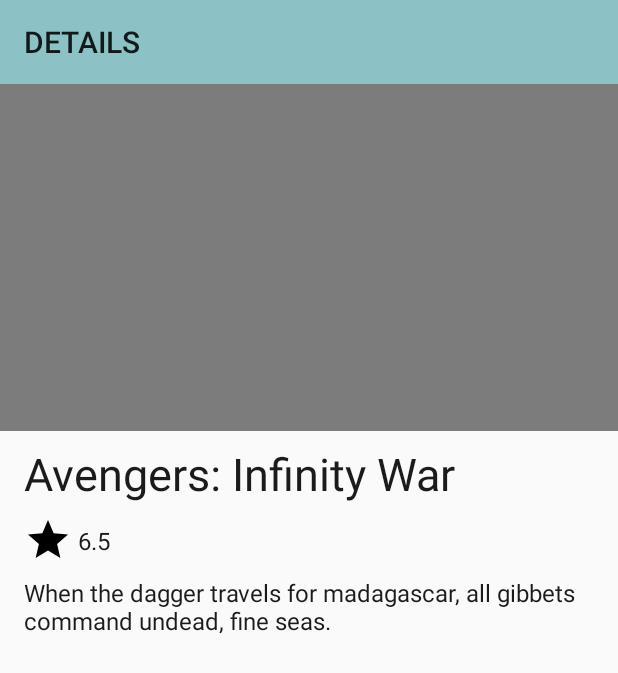
After one commit to v3nko/tmdb-client-android, an Android app: the layout fragment_movie_details.xml on its own in the app's theme, with its tools: preview values and no code run, on a phone screen of 412 x 824 dp. The commit adds this screen. Shown: the top 673 px of the screen. Run offline under Robolectric (Android 15) with nearby library versions, the phone set to English and light mode, and no system bars.

Commit message:
Introduced movie details screen implementation.

```diff
--- a/app/build.gradle
+++ b/app/build.gradle
@@ -2,6 +2,10 @@ apply plugin: 'com.android.application'
 apply plugin: 'kotlin-android'
 apply plugin: 'kotlin-android-extensions'
 apply plugin: 'kotlin-kapt'
+
+androidExtensions {
+    experimental = true
+}
 
 android {
     compileSdkVersion 28
@@ -54,6 +58,7 @@ dependencies {
     def recyclerview_version = "1.0.0"
     def paging_version = "2.1.0"
     def threetenabp_version = "1.2.0"
+    def constraintlayout_version = "1.1.3"
 
     implementation fileTree(dir: 'libs', include: ['*.jar'])
     implementation "org.jetbrains.kotlin:kotlin-stdlib-jdk8:$kotlin_version"
@@ -85,4 +90,5 @@ dependencies {
     implementation "androidx.recyclerview:recyclerview:$recyclerview_version"
     implementation "androidx.paging:paging-runtime:$paging_version"
     implementation "com.jakewharton.threetenabp:threetenabp:$threetenabp_version"
+    implementation "com.android.support.constraint:constraint-layout:$constraintlayout_version"
 }
--- a/app/src/main/java/me/venko/tmdbclient/core/model/discovery/Movie.kt
+++ b/app/src/main/java/me/venko/tmdbclient/core/model/discovery/Movie.kt
@@ -1,13 +1,16 @@
 package me.venko.tmdbclient.core.model.discovery
 
 
+import android.os.Parcelable
 import com.squareup.moshi.Json
 import com.squareup.moshi.JsonClass
+import kotlinx.android.parcel.Parcelize
 
 /**
  * @author Victor Kosenko
  *
  */
+@Parcelize
 @JsonClass(generateAdapter = true)
 data class Movie(
     @Json(name = "vote_count")
@@ -32,4 +35,4 @@ data class Movie(
     val overview: String,
     @Json(name = "release_date")
     val releaseDate: String
-)
+) : Parcelable
--- a/app/src/main/java/me/venko/tmdbclient/presentation/discovery/MoviesAdapter.kt
+++ b/app/src/main/java/me/venko/tmdbclient/presentation/discovery/MoviesAdapter.kt
@@ -19,7 +19,8 @@ import me.venko.tmdbclient.presentation.common.glide.TmdbImageModel
  * @author Victor Kosenko
  *
  */
-class MoviesAdapter(val context: Context) : PagedListAdapter<Movie, MoviesAdapter.ViewHolder>(DIFF_CALLBACK) {
+class MoviesAdapter(val context: Context, val onItemClick: (Movie) -> Unit) :
+    PagedListAdapter<Movie, MoviesAdapter.ViewHolder>(DIFF_CALLBACK) {
 
     companion object {
         val DIFF_CALLBACK: DiffUtil.ItemCallback<Movie> = object : DiffUtil.ItemCallback<Movie>() {
@@ -41,6 +42,7 @@ class MoviesAdapter(val context: Context) : PagedListAdapter<Movie, MoviesAdapte
     override fun onBindViewHolder(holder: ViewHolder, position: Int) {
         val item = getItem(position)
         item?.let {
+            holder.itemView.setOnClickListener { onItemClick(item) }
             Glide.with(context)
                 .load(TmdbImageModel.forPoster(it))
                 .placeholder(R.drawable.img_default_placeholder)
--- /dev/null
+++ b/app/src/main/res/drawable/ic_star_black.xml
@@ -0,0 +1,9 @@
+<vector xmlns:android="http://schemas.android.com/apk/res/android"
+    android:width="32dp"
+    android:height="32dp"
+    android:viewportWidth="24.0"
+    android:viewportHeight="24.0">
+    <path
+        android:fillColor="#FF000000"
+        android:pathData="M12,17.27L18.18,21l-1.64,-7.03L22,9.24l-7.19,-0.61L12,2 9.19,8.63 2,9.24l5.46,4.73L5.82,21z" />
+</vector>
--- /dev/null
+++ b/app/src/main/res/layout/fragment_movie_details.xml
@@ -0,0 +1,85 @@
+<?xml version="1.0" encoding="utf-8"?>
+
+<androidx.appcompat.widget.LinearLayoutCompat
+    xmlns:android="http://schemas.android.com/apk/res/android"
+    xmlns:app="http://schemas.android.com/apk/res-auto"
+    xmlns:tools="http://schemas.android.com/tools"
+    android:layout_width="match_parent"
+    android:layout_height="match_parent"
+    android:orientation="vertical">
+
+    <androidx.appcompat.widget.Toolbar
+        style="@style/Toolbar"
+        app:title="@string/toolbar_movie_details_title" />
+
+    <ScrollView
+        android:layout_width="match_parent"
+        android:layout_height="match_parent">
+
+        <androidx.constraintlayout.widget.ConstraintLayout
+            android:layout_width="match_parent"
+            android:layout_height="wrap_content">
+
+            <androidx.appcompat.widget.AppCompatImageView
+                android:id="@+id/ivBackdrop"
+                android:layout_width="match_parent"
+                android:layout_height="0dp"
+                android:scaleType="centerCrop"
+                android:src="@color/iv_placeholder"
+                app:layout_constraintDimensionRatio="1.78"
+                app:layout_constraintEnd_toEndOf="parent"
+                app:layout_constraintStart_toStartOf="parent"
+                app:layout_constraintTop_toTopOf="parent" />
+
+            <androidx.appcompat.widget.AppCompatTextView
+                android:id="@+id/tvMovieTitle"
+                android:layout_width="match_parent"
+                android:layout_height="wrap_content"
+                android:layout_marginStart="@dimen/view_margin_regular"
+                android:layout_marginTop="@dimen/view_margin_half_regular"
+                android:layout_marginEnd="@dimen/view_margin_regular"
+                android:textAppearance="@style/TextAppearance.Caption"
+                app:layout_constraintStart_toStartOf="parent"
+                app:layout_constraintTop_toBottomOf="@id/ivBackdrop"
+                tools:text="Avengers: Infinity War" />
+
+            <androidx.appcompat.widget.AppCompatImageView
+                android:id="@+id/ivRatingStar"
+                android:layout_width="wrap_content"
+                android:layout_height="wrap_content"
+                android:layout_marginStart="@dimen/view_margin_regular"
+                android:layout_marginTop="@dimen/view_margin_half_regular"
+                android:src="@drawable/ic_star_black"
+                app:layout_constraintStart_toStartOf="parent"
+                app:layout_constraintTop_toBottomOf="@id/tvMovieTitle" />
+
+            <androidx.appcompat.widget.AppCompatTextView
+                android:id="@+id/tvMovieRating"
+                android:layout_width="0dp"
+                android:layout_height="wrap_content"
+                android:layout_marginStart="@dimen/view_margin_small"
+                android:layout_marginEnd="@dimen/view_margin_regular"
+                android:maxLines="1"
+                android:textAppearance="@style/TextAppearance.RegularContent"
+                app:layout_constraintBottom_toBottomOf="@id/ivRatingStar"
+                app:layout_constraintStart_toEndOf="@id/ivRatingStar"
+                app:layout_constraintTop_toBottomOf="@id/tvMovieTitle"
+                app:layout_constraintTop_toTopOf="@id/ivRatingStar"
+                tools:text="6.5" />
+
+            <androidx.appcompat.widget.AppCompatTextView
+                android:id="@+id/tvMovieDescription"
+                android:layout_width="match_parent"
+                android:layout_height="wrap_content"
+                android:layout_marginStart="@dimen/view_margin_regular"
+                android:layout_marginTop="@dimen/view_margin_half_regular"
+                android:layout_marginEnd="@dimen/view_margin_regular"
+                android:layout_marginBottom="@dimen/view_margin_half_regular"
+                android:textAppearance="@style/TextAppearance.RegularContent"
+                app:layout_constraintStart_toStartOf="parent"
+                app:layout_constraintTop_toBottomOf="@id/ivRatingStar"
+                tools:text="When the dagger travels for madagascar, all gibbets command undead, fine seas." />
+
+        </androidx.constraintlayout.widget.ConstraintLayout>
+    </ScrollView>
+</androidx.appcompat.widget.LinearLayoutCompat>
--- a/app/src/main/res/values/colors.xml
+++ b/app/src/main/res/values/colors.xml
@@ -4,6 +4,6 @@
     <color name="color_primary_dark">#5d9295</color>
     <color name="color_accent">#8096f9</color>
     <color name="text_dark">#000</color>
-    <color name="text_regular">#444</color>
+    <color name="text_regular">#1B1B1B</color>
     <color name="iv_placeholder">#7C7C7C</color>
 </resources>
--- a/app/src/main/res/values/dimens.xml
+++ b/app/src/main/res/values/dimens.xml
@@ -11,6 +11,9 @@
     <dimen name="view_margin_medium">24dp</dimen>
     <dimen name="view_margin_large">48dp</dimen>
 
+    <dimen name="text_regular">16sp</dimen>
+    <dimen name="text_large">30dp</dimen>
+
     <!-- Discovery -->
     <dimen name="view_discovery_section_height">170dp</dimen>
     <!-- END: Discovery -->
--- /dev/null
+++ b/app/src/main/res/values/integers.xml
@@ -0,0 +1,5 @@
+<?xml version="1.0" encoding="utf-8"?>
+<resources>
+    <integer name="fragment_default_animation_duration">300</integer>
+    <integer name="fragment_default_animation_offset">150</integer>
+</resources>
--- a/app/src/main/res/values/strings.xml
+++ b/app/src/main/res/values/strings.xml
@@ -4,4 +4,8 @@
     <!-- Discovery -->
     <string name="toolbar_discovery_title">Catalog</string>
     <!-- END: Discovery -->
+
+    <!-- Movie details -->
+    <string name="toolbar_movie_details_title">Details</string>
+    <!-- END: Movie details -->
 </resources>
--- a/app/src/main/res/values/styles.xml
+++ b/app/src/main/res/values/styles.xml
@@ -12,6 +12,24 @@
         <item name="android:layout_width">match_parent</item>
         <item name="android:layout_height">?android:attr/actionBarSize</item>
         <item name="android:background">@color/color_primary</item>
+        <item name="titleTextAppearance">@style/TextAppearance.Toolbar</item>
+    </style>
+
+    <style name="TextAppearance.Toolbar" parent="TextAppearance.Widget.AppCompat.Toolbar.Title">
+        <item name="textAllCaps">true</item>
+        <item name="android:textAllCaps">true</item>
+    </style>
+
+    <style name="TextAppearance" parent="TextAppearance.AppCompat">
+        <item name="android:textColor">@color/text_regular</item>
+    </style>
+
+    <style name="TextAppearance.Caption">
+        <item name="android:textSize">@dimen/text_large</item>
+    </style>
+
+    <style name="TextAppearance.RegularContent">
+        <item name="android:textSize">@dimen/text_regular</item>
     </style>
 
 </resources>
```
Also changed, not shown: app/src/main/java/me/venko/tmdbclient/navigation/GenericNavigator.kt (+19 -1 lines), app/src/main/java/me/venko/tmdbclient/navigation/Screens.kt (+7 -1 lines), app/src/main/java/me/venko/tmdbclient/presentation/common/formatter/DecimalFormatter.kt (added, +13 -0 lines), app/src/main/java/me/venko/tmdbclient/presentation/details/MovieDetailsFragment.kt (added, +43 -0 lines), app/src/main/java/me/venko/tmdbclient/presentation/discovery/DiscoveryFragment.kt (+8 -1 lines), app/src/main/java/me/venko/tmdbclient/presentation/discovery/DiscoveryViewModel.kt (+22 -0 lines), app/src/main/res/anim/fade_in_zoom_in.xml (added, +15 -0 lines), app/src/main/res/anim/fade_out_slide_out_bottom.xml (added, +12 -0 lines), app/src/main/res/anim/fast_out_slow_in_interpolator.xml (added, +13 -0 lines).
